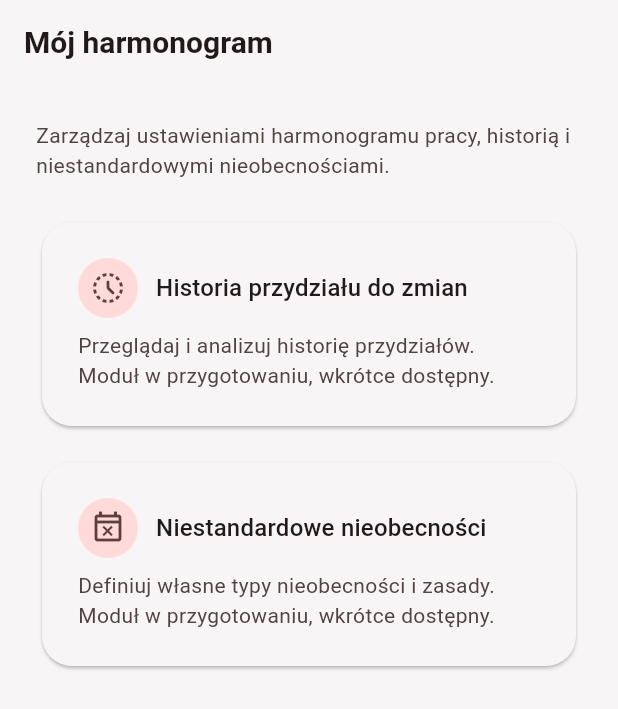
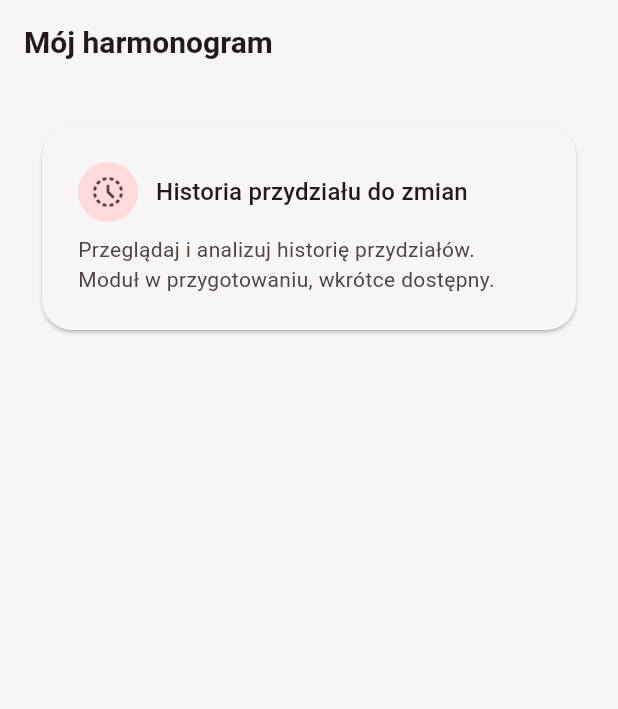
Before and after one commit to kroxon/Spark, a Flutter app: the ScheduleSettingsPage screen opened by its route, on a phone screen of 412 x 824 dp. Shown: the top 709 px of the screen. Run offline on Flutter 3.47's test engine with Material 3 defaults, Android fonts, the light colour scheme and no system bars; our stand-ins replace cloud_firestore, firebase_auth, firebase_core, flutter_riverpod, flutter_signin_button, go_router and 2 more; missing offline and left inert: flutter_color_picker_wheel; accounts and stored records are empty; generated files the repository leaves out were written again; statements that could not run were skipped.

Commit message:
settings: remove info text and 'Niestandardowe nieobecności' tile from Mój harmonogram

```diff
--- a/lib/features/system_settings/presentation/pages/schedule_settings_page.dart
+++ b/lib/features/system_settings/presentation/pages/schedule_settings_page.dart
@@ -5,29 +5,16 @@ class ScheduleSettingsPage extends StatelessWidget {
 
   @override
   Widget build(BuildContext context) {
-    final theme = Theme.of(context);
     return Scaffold(
       appBar: AppBar(title: const Text('Mój harmonogram')),
       body: ListView(
         padding: const EdgeInsets.all(24),
         children: [
-          Text(
-            'Zarządzaj ustawieniami harmonogramu pracy, historią i niestandardowymi nieobecnościami.',
-            style: theme.textTheme.bodyMedium?.copyWith(color: theme.colorScheme.onSurfaceVariant),
-          ),
-          const SizedBox(height: 24),
           _SettingInfoCard(
             icon: Icons.history_toggle_off_rounded,
             title: 'Historia przydziału do zmian',
             description:
                 'Przeglądaj i analizuj historię przydziałów. Moduł w przygotowaniu, wkrótce dostępny.',
-          ),
-          const SizedBox(height: 16),
-          _SettingInfoCard(
-            icon: Icons.event_busy_outlined,
-            title: 'Niestandardowe nieobecności',
-            description:
-                'Definiuj własne typy nieobecności i zasady. Moduł w przygotowaniu, wkrótce dostępny.',
           ),
         ],
       ),
```
